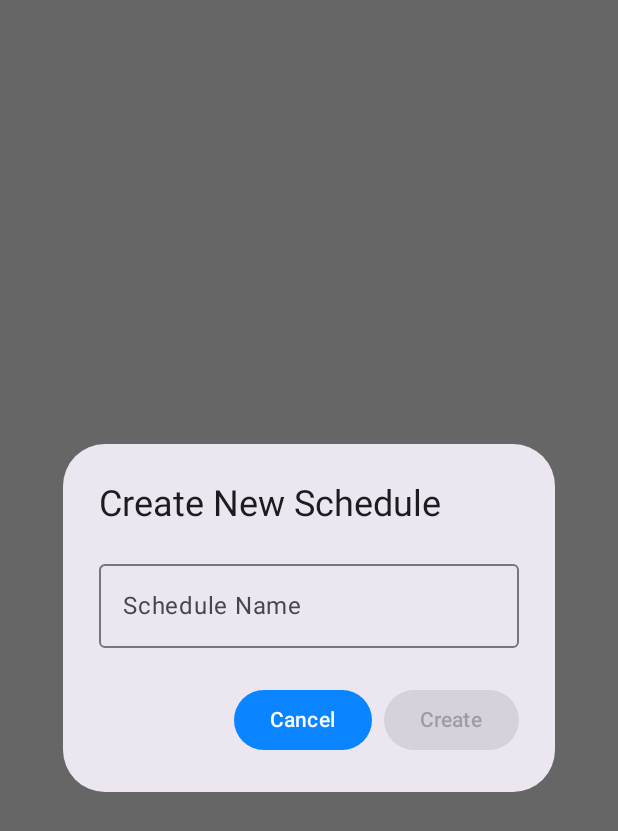
After one commit to diajarkoding/TimeFit, an Android app built with Jetpack Compose: the composable CreateScheduleDialog called with empty values, on a phone screen of 412 x 824 dp. The commit adds this screen. Shown: the top 831 px of the screen. Run offline under Robolectric (Android 15) with nearby library versions, the phone set to English and light mode, and no system bars.

Commit message:
menambah CreateScheduleDialog pada proses Fase 2 langkah 3

```diff
--- /dev/null
+++ b/app/src/main/java/com/diajarkoding/timefit/presentation/components/CreateScheduleDialog.kt
@@ -0,0 +1,43 @@
+package com.diajarkoding.timefit.presentation.components
+
+import androidx.compose.material3.AlertDialog
+import androidx.compose.material3.Button
+import androidx.compose.material3.OutlinedTextField
+import androidx.compose.material3.Text
+import androidx.compose.runtime.Composable
+
+@Composable
+fun CreateScheduleDialog(
+    newScheduleName: String,
+    onNameChange: (String) -> Unit,
+    onCreate: () -> Unit,
+    onDismiss: () -> Unit
+) {
+    AlertDialog(
+        onDismissRequest = onDismiss,
+        title = { Text("Create New Schedule") },
+        text = {
+            OutlinedTextField(
+                value = newScheduleName,
+                onValueChange = onNameChange,
+                label = { Text("Schedule Name") },
+                singleLine = true
+            )
+        },
+        confirmButton = {
+            Button(
+                onClick = onCreate,
+                enabled = newScheduleName.isNotBlank()
+            ) {
+                Text("Create")
+            }
+        },
+        dismissButton = {
+            Button(
+                onClick = onDismiss
+            ) {
+                Text("Cancel")
+            }
+        }
+    )
+}
```
Also changed, not shown: app/src/main/java/com/diajarkoding/timefit/presentation/components/WorkoutScheduleItem.kt (added, +54 -0 lines), app/src/main/java/com/diajarkoding/timefit/presentation/screens/home/HomeScreen.kt (+2 -31 lines).
